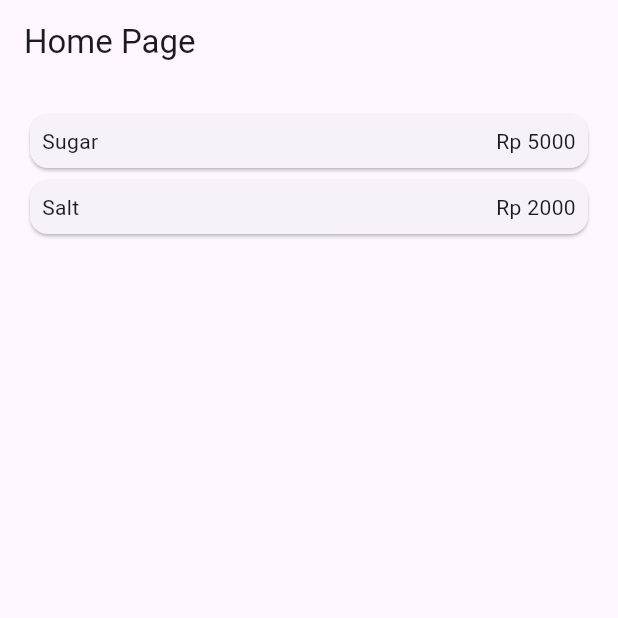
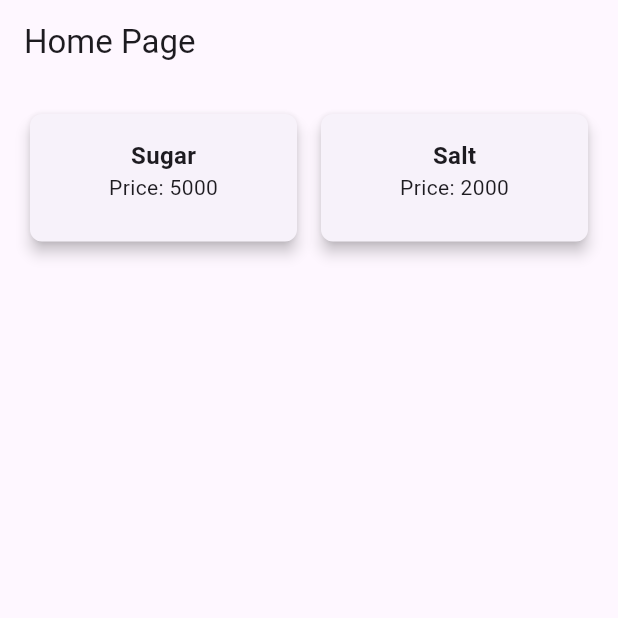
Before and after one commit to stewistzz/navigation_belanja, a Flutter app: the screen it shows after launch, on a phone screen of 412 x 824 dp, the top half of it. Run offline on Flutter 3.47's test engine with Material 3 defaults, Android fonts, the phone set to English and light mode, and no system bars.

Commit message:
modified gridview

```diff
--- a/lib/pages/home_page.dart
+++ b/lib/pages/home_page.dart
@@ -13,25 +13,42 @@ class HomePage extends StatelessWidget {
       appBar: AppBar(title: Text('Home Page')),
       body: Container(
         margin: EdgeInsets.all(8),
-        child: ListView.builder(
-          padding: EdgeInsets.all(8),
+        padding: EdgeInsets.all(8),
+        child: GridView.builder(
           itemCount: items.length,
+          gridDelegate: SliverGridDelegateWithFixedCrossAxisCount(
+            crossAxisCount: 2,
+            childAspectRatio: 2 / 1,
+            mainAxisSpacing: 8,
+            crossAxisSpacing: 8,
+          ),
           itemBuilder: (context, index) {
             return InkWell(
               onTap: () {
                 Navigator.pushNamed(context, '/item', arguments: items[index]);
               },
               child: Card(
+                // mengatur card
+                elevation: 4,
+                shape: RoundedRectangleBorder(
+                  borderRadius: BorderRadius.circular(8),
+                ),
                 child: Container(
                   margin: const EdgeInsets.all(8),
-                  child: Row(
+                  padding: const EdgeInsets.all(8),
+                  child: Column(
+                    //ubah row menjadi column
                     children: [
-                      Expanded(child: Text(items[index].name)),
-                      Expanded(
-                        child: Text(
-                          'Rp ${items[index].price}',
-                          textAlign: TextAlign.end,
+                      Text(
+                        items[index].name,
+                        style: TextStyle(
+                          fontSize: 16,
+                          fontWeight: FontWeight.bold,
                         ),
+                      ),
+                      Text(
+                        'Price: ${items[index].price}',
+                        style: TextStyle(fontSize: 14),
                       ),
                     ],
                   ),
```
Also changed, not shown: images/belanja01.png (added), images/belanja02.png (added), images/belanja03.png (added), images/salt.jpeg (added), images/sugar.jpg (added), 1 other file.
